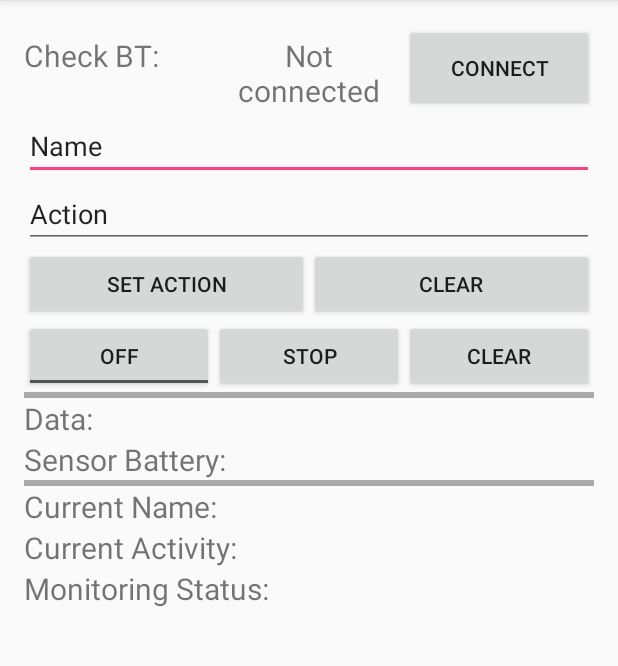
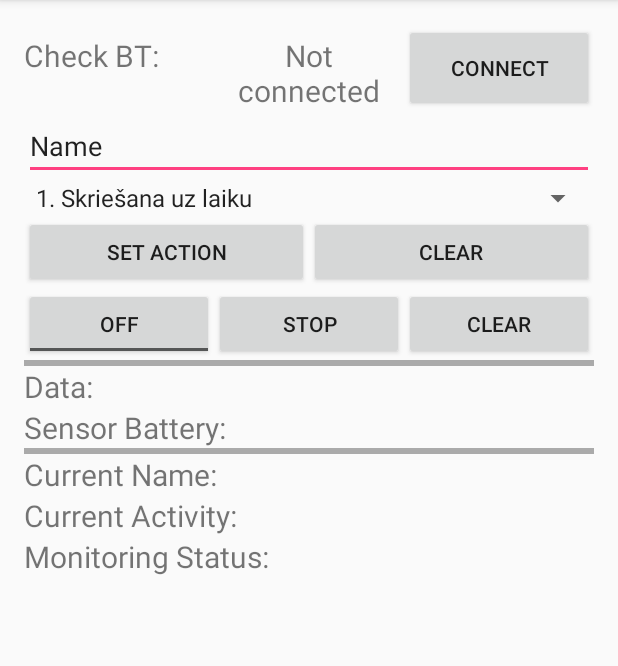
Before and after one commit to ursopanda/ChildrenActivityMonitoring, an Android app: the screen it shows after launch (MainActivity), on a phone screen of 412 x 824 dp, the part 84-750 px from its top. Run offline under Robolectric (Android 15) with nearby library versions, the phone set to English and light mode, and no system bars; 4 statements that could not run were skipped.

```diff
--- a/app/src/main/java/app/edi/palmprothesismotionmonitoring/MainActivity.java
+++ b/app/src/main/java/app/edi/palmprothesismotionmonitoring/MainActivity.java
@@ -11,8 +11,10 @@ import android.util.Log;
 import android.view.View;
 import android.view.Menu;
 import android.view.MenuItem;
+import android.widget.ArrayAdapter;
 import android.widget.Button;
 import android.widget.EditText;
+import android.widget.Spinner;
 import android.widget.TextView;
 import android.widget.Toast;
 import android.widget.ToggleButton;
@@ -29,6 +31,7 @@ import java.util.concurrent.TimeUnit;
 
 import database.Data;
 import database.DatabaseHandler;
+import database.Event;
 import lv.edi.BluetoothLib.BluetoothService;
 import lv.edi.SmartWearProcessing.Sensor;
 
@@ -91,6 +94,16 @@ public class MainActivity extends AppCompatActivity implements ProcessingService
 
         bluetoothStatus = (TextView) findViewById(R.id.btStatusTextView);
         childName = (EditText) findViewById(R.id.nameEditText);
+
+        // Populate the spinner with Activity list
+        Spinner spinner = (Spinner) findViewById(R.id.actions_spinner);
+       // Create an ArrayAdapter using the string array and a default spinner layout
+        ArrayAdapter<CharSequence> adapter = ArrayAdapter.createFromResource(this,
+                R.array.actions_array, android.R.layout.simple_spinner_item);
+       // Specify the layout to use when the list of choices appears
+        adapter.setDropDownViewResource(android.R.layout.simple_spinner_dropdown_item);
+       // Apply the adapter to the spinner
+        spinner.setAdapter(adapter);
 
 
         // Thread is used to update UI elements every second
@@ -364,5 +377,9 @@ public class MainActivity extends AppCompatActivity implements ProcessingService
     public void onClickSaveNameAndActionButton() {
         String childNameString = childName.getText().toString();
 
+//        db.addEvent(new Event(
+//                System.currentTimeMillis(),
+//
+//                ));
     }
 }
--- a/app/src/main/res/layout/content_main.xml
+++ b/app/src/main/res/layout/content_main.xml
@@ -51,11 +51,10 @@
         <LinearLayout
             android:layout_width="match_parent"
             android:layout_height="wrap_content">
-            <EditText
-                android:layout_width="match_parent"
-                android:layout_height="match_parent"
-                android:id="@+id/actionNameEditText"
-                android:text="Action"/>
+            <Spinner
+                android:id="@+id/actions_spinner"
+                android:layout_width="fill_parent"
+                android:layout_height="wrap_content" />
         </LinearLayout>
         <LinearLayout
             android:layout_width="match_parent"
--- /dev/null
+++ b/app/src/main/res/values/actions_array.xml
@@ -0,0 +1,34 @@
+<?xml version="1.0" encoding="utf-8"?>
+<resources>
+    <string-array name="actions_array">
+        <item>1. Skriešana uz laiku</item>
+        <item>2. Ķermeņa augšdaļas atcelšana</item>
+        <item>3. Florbols sitiens vārtos</item>
+        <item>4. Basketbola metieni</item>
+        <item>5. Nomēri mani</item>
+        <item>6. Basketbola dribls</item>
+        <item>7. Lēkšana sānis</item>
+        <item>8. Leciens no vietas</item>
+        <item>9. Soļošana pa ciņiem</item>
+        <item>10. Palēcieni uz vienas kājas</item>
+        <item>11. Futbola bumbas speršana</item>
+        <item>12. Boccia</item>
+        <item>13. Šķēršļu josla</item>
+        <item>14. Rokas spēka pārbaude</item>
+        <item>15. Iešana pa virvi</item>
+        <item>16. Galops uz priekšu</item>
+        <item>17. Bumbiņas mešana</item>
+        <item>18. Rollerbrauciens pa mīnu  lauku</item>
+        <item>19. Švammīšu nešana</item>
+        <item>20. Pildbumbas grūšana</item>
+        <item>21. Lidojuma lecieni</item>
+        <item>22. Boulings</item>
+        <item>23. Bumbu ķeršana</item>
+        <item>24. Skrejriteņu slaloms</item>
+        <item>25. Aizsniedz sienu</item>
+        <item>26. Sēdus stiepšanās (FT)</item>
+        <item>27. Ratiņkrēslā slaloms</item>
+        <item>29. Barjerskriešana</item>
+        <item>30. Balona nešana</item>
+    </string-array>
+</resources>
```
